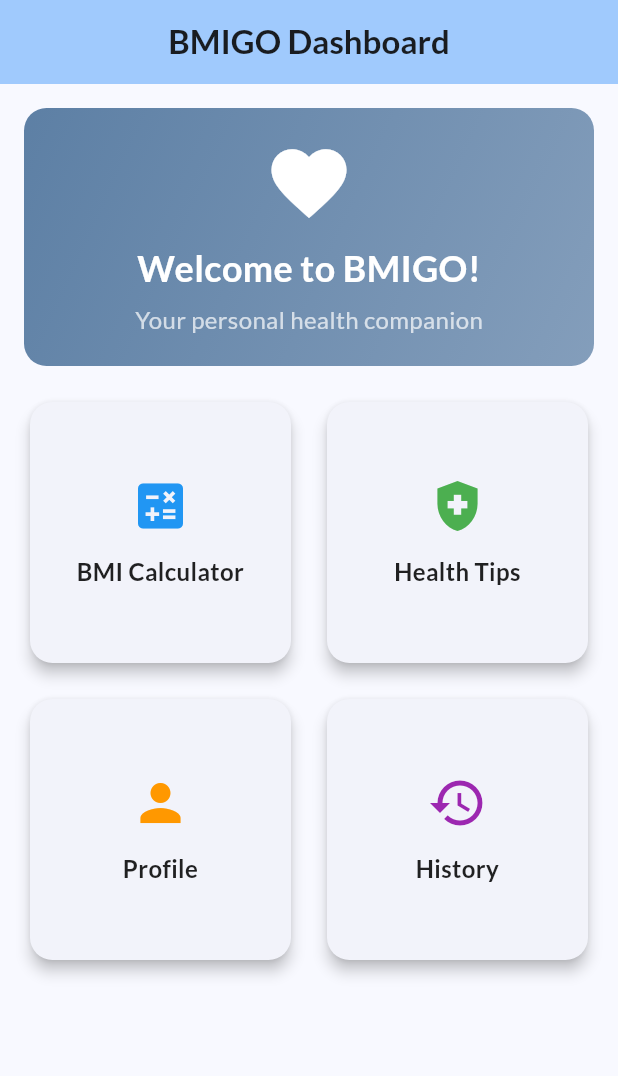
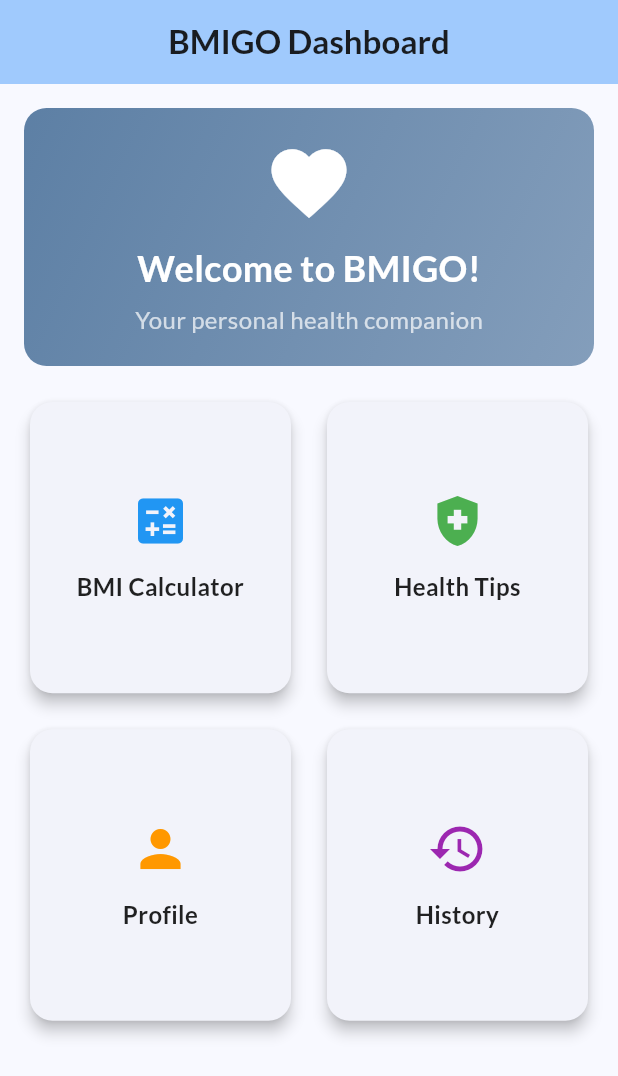
Before and after one commit to harraznasrullah/bmi-calculator-app, a Flutter app: the screen it shows after launch, on a phone screen of 412 x 824 dp. Shown: the top 1076 px of the screen. Run offline on Flutter 3.47's test engine with Material 3 defaults, Android fonts, the phone set to English and light mode, and no system bars; our stand-ins replace cloud_firestore, firebase_core, google_fonts; accounts and stored records are empty.

Commit message:
Fix layout overflow issue in home screen dashboard

```diff
--- a/lib/screens/home_screen.dart
+++ b/lib/screens/home_screen.dart
@@ -75,12 +75,13 @@ class _HomeScreenState extends State<HomeScreen> {
               ),
             ),
 
-            // Quick navigation grid
+            // Quick navigation grid - Using Expanded to allow scrolling if needed
             Expanded(
               child: GridView.count(
                 crossAxisCount: 2,
                 crossAxisSpacing: 16,
                 mainAxisSpacing: 16,
+                childAspectRatio: 0.9, // Add aspect ratio to better control card size
                 children: [
                   _buildDashboardCard(
                     context,
```
